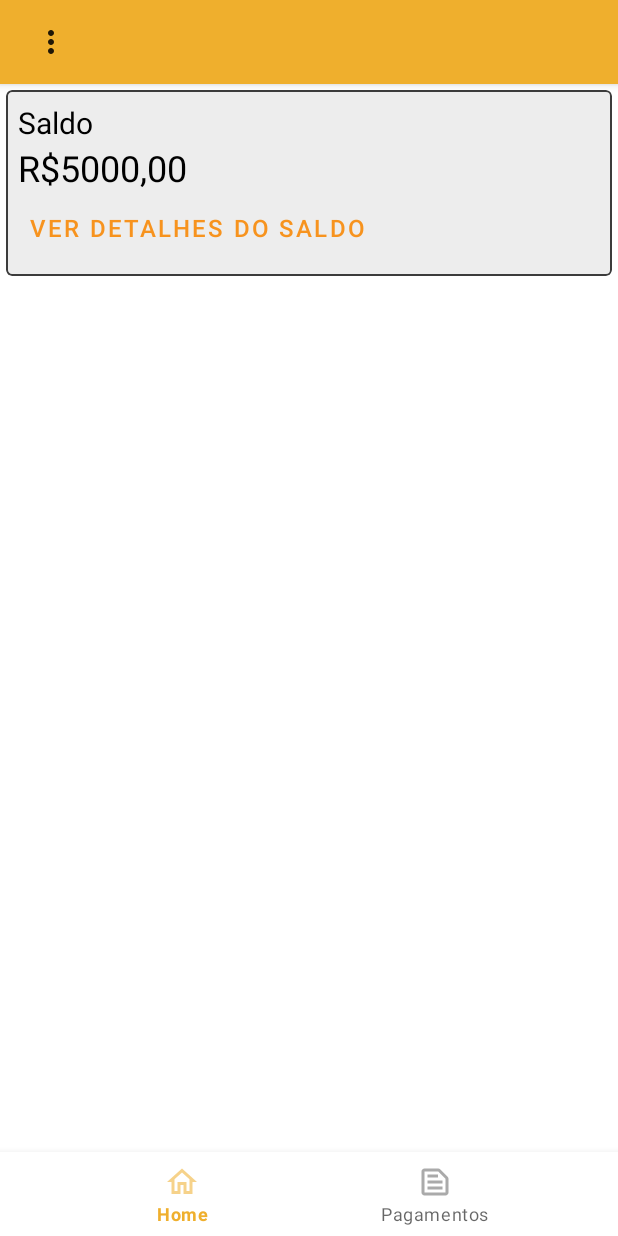
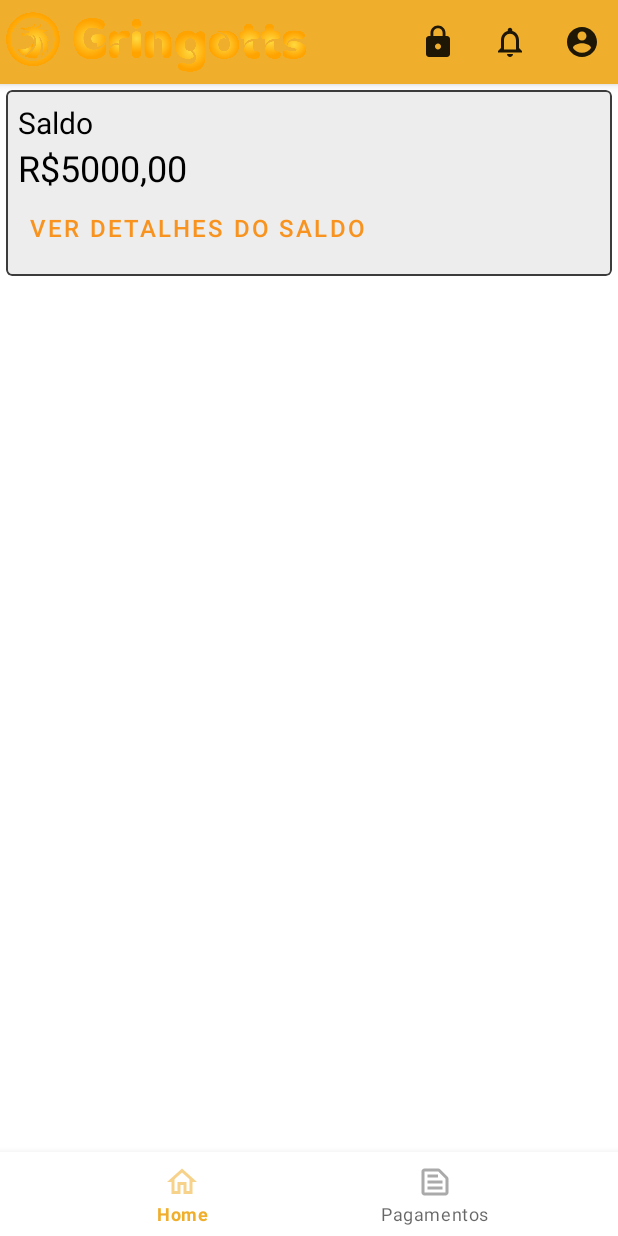
Before and after one commit to RamirJunior/gringotts-project, an Android app: the HomeActivity screen opened directly, with no data from a screen before it, on a phone screen of 412 x 824 dp. Run offline under Robolectric (Android 15) with nearby library versions, the phone set to English and light mode, and no system bars; our stand-ins replace navigation-ui; 1 statement that could not run was skipped.

Commit message:
ajustes layout home fragment e toolbar home activity

```diff
--- a/app/src/main/res/layout/activity_home.xml
+++ b/app/src/main/res/layout/activity_home.xml
@@ -5,7 +5,7 @@
     xmlns:app="http://schemas.android.com/apk/res-auto">
 
     <com.google.android.material.appbar.AppBarLayout
-        android:layout_width="0dp"
+        android:layout_width="match_parent"
         android:layout_height="wrap_content"
         android:id="@+id/toolbar_home"
         app:layout_constraintEnd_toEndOf="parent"
@@ -13,20 +13,25 @@
         app:layout_constraintTop_toTopOf="parent">
 
         <androidx.constraintlayout.widget.ConstraintLayout
-            android:layout_width="wrap_content"
+            android:layout_width="match_parent"
             android:layout_height="wrap_content">
-            <androidx.appcompat.widget.Toolbar
+            <ImageView
+                android:layout_marginStart="4dp"
+                android:layout_marginEnd="4dp"
+                android:layout_marginBottom="24dp"
+                android:layout_width="200dp"
+                android:layout_height="?attr/actionBarSize"
+                app:srcCompat="@drawable/logotipo_png"
+                app:layout_constraintStart_toStartOf="parent"
+                app:layout_constraintTop_toTopOf="parent"/>
+            <com.google.android.material.appbar.MaterialToolbar
                 android:id="@+id/toolbar"
-                android:layout_width="match_parent"
-                android:layout_height="wrap_content"
-                android:background="?attr/colorPrimary"
-                android:minHeight="?attr/actionBarSize"
+                android:layout_width="wrap_content"
+                android:layout_height="?attr/actionBarSize"
                 android:theme="?attr/actionBarTheme"
                 app:menu="@menu/top_bar_home"
                 app:layout_constraintEnd_toEndOf="parent"
-                app:layout_constraintStart_toStartOf="parent"
                 app:layout_constraintTop_toTopOf="parent"
-                style="@style/Widget.MaterialComponents.Toolbar.Primary"
                 />
         </androidx.constraintlayout.widget.ConstraintLayout>
     </com.google.android.material.appbar.AppBarLayout>
--- a/app/src/main/res/layout/fragment_home.xml
+++ b/app/src/main/res/layout/fragment_home.xml
@@ -1,10 +1,14 @@
 <?xml version="1.0" encoding="utf-8"?>
-<androidx.constraintlayout.widget.ConstraintLayout xmlns:android="http://schemas.android.com/apk/res/android"
+<androidx.core.widget.NestedScrollView
+    xmlns:android="http://schemas.android.com/apk/res/android"
     xmlns:app="http://schemas.android.com/apk/res-auto"
     xmlns:tools="http://schemas.android.com/tools"
     android:layout_width="match_parent"
     android:layout_height="match_parent"
-    tools:context=".view.HomeFragment" >
+    tools:context=".view.HomeFragment">
+    <androidx.constraintlayout.widget.ConstraintLayout
+        android:layout_width="match_parent"
+        android:layout_height="match_parent">
             <com.google.android.material.card.MaterialCardView
                 xmlns:card_view="http://schemas.android.com/apk/res-auto"
                 android:id="@+id/card_view_balance"
@@ -111,3 +115,4 @@
             app:layout_constraintTop_toBottomOf="@+id/pager"/>
 
     </androidx.constraintlayout.widget.ConstraintLayout>
+</androidx.core.widget.NestedScrollView>
--- a/app/src/main/res/menu/top_bar_home.xml
+++ b/app/src/main/res/menu/top_bar_home.xml
@@ -1,16 +1,20 @@
 <?xml version="1.0" encoding="utf-8"?>
-<menu xmlns:android="http://schemas.android.com/apk/res/android">
+<menu xmlns:android="http://schemas.android.com/apk/res/android"
+    xmlns:app="http://schemas.android.com/apk/res-auto">
     <item
         android:id="@+id/security"
         android:title="@string/security"
         android:icon="@drawable/ic_baseline_lock_24"
+        app:showAsAction="ifRoom"
         />
     <item
         android:id="@+id/notifications"
         android:title="@string/notifications"
-        android:icon="@drawable/ic_baseline_notifications"/>
+        android:icon="@drawable/ic_baseline_notifications"
+        app:showAsAction="ifRoom"/>
     <item
         android:id="@+id/profilePic"
         android:title="@string/profile_picture"
-        android:icon="@drawable/ic_baseline_account"/>
+        android:icon="@drawable/ic_baseline_account"
+        app:showAsAction="ifRoom"/>
 </menu>
```
Lines whose indentation alone changed are shown as unchanged.
